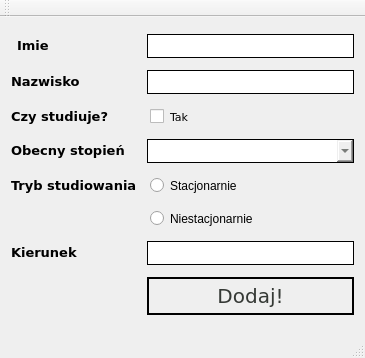
xpawelek/AcademicRecordsManager, file Katalog_JIPP_Project/NewStudent_Form.ui: the form before one commit.
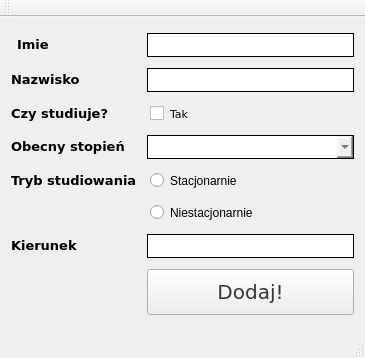
The form after the commit.

```diff
--- a/Katalog_JIPP_Project/NewStudent_Form.ui
+++ b/Katalog_JIPP_Project/NewStudent_Form.ui
@@ -281,7 +281,7 @@
        </font>
       </property>
       <property name="styleSheet">
-       <string notr="true">padding:5; font-family: verdana; color: #353935; border: 2px solid</string>
+       <string notr="true">padding-top:10;  padding-bottom :10; color: #353935;</string>
       </property>
       <property name="text">
        <string>Dodaj!</string>
```
